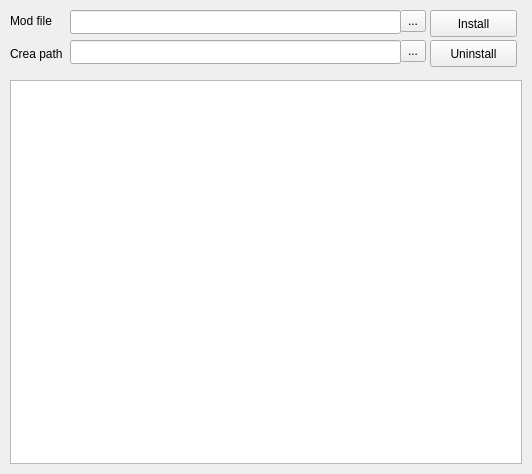
Qt form ui/main.ui (abduelhamit/Crea-Mod-Manager) before a commit.
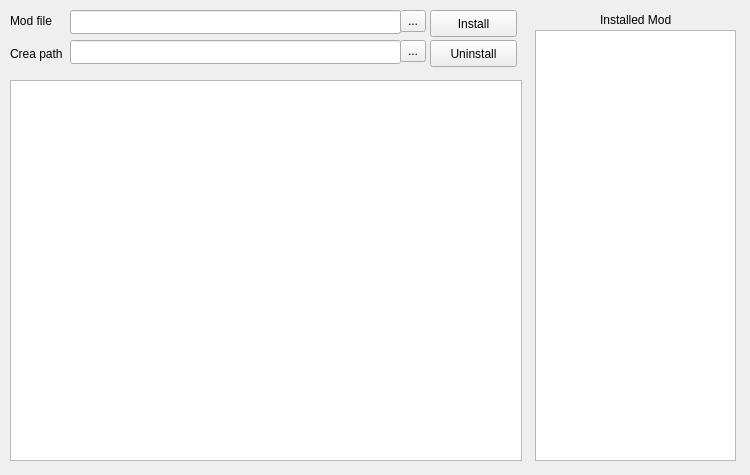
The same form after that commit. Custom widgets are drawn as their Qt base class.

Commit message: First attempt at an 'installed mods' list, complete with structural UI changes. The problem is that the ListView doesn't show the mod names even though they're clearly in the ListView's model.

What changed in the file:
```diff
--- a/ui/main.ui
+++ b/ui/main.ui
@@ -6,14 +6,38 @@
    <rect>
     <x>0</x>
     <y>0</y>
-    <width>532</width>
-    <height>474</height>
+    <width>750</width>
+    <height>475</height>
    </rect>
   </property>
+  <property name="sizePolicy">
+   <sizepolicy hsizetype="Preferred" vsizetype="Preferred">
+    <horstretch>0</horstretch>
+    <verstretch>0</verstretch>
+   </sizepolicy>
+  </property>
+  <property name="minimumSize">
+   <size>
+    <width>750</width>
+    <height>475</height>
+   </size>
+  </property>
+  <property name="maximumSize">
+   <size>
+    <width>750</width>
+    <height>475</height>
+   </size>
+  </property>
   <property name="windowTitle">
    <string>Crea Mod Manager</string>
   </property>
   <widget class="QWidget" name="centralWidget">
+   <property name="sizePolicy">
+    <sizepolicy hsizetype="Preferred" vsizetype="Preferred">
+     <horstretch>0</horstretch>
+     <verstretch>0</verstretch>
+    </sizepolicy>
+   </property>
    <widget class="QPushButton" name="installButton">
     <property name="geometry">
      <rect>
@@ -43,7 +67,7 @@
       <x>10</x>
       <y>80</y>
       <width>512</width>
-      <height>384</height>
+      <height>381</height>
      </rect>
     </property>
    </widget>
@@ -122,8 +146,44 @@
      <string>Uninstall</string>
     </property>
    </widget>
+   <widget class="QLabel" name="label_3">
+    <property name="geometry">
+     <rect>
+      <x>600</x>
+      <y>10</y>
+      <width>71</width>
+      <height>20</height>
+     </rect>
+    </property>
+    <property name="text">
+     <string>Installed Mods</string>
+    </property>
+   </widget>
+   <widget class="ModListView" name="installedMods">
+    <property name="geometry">
+     <rect>
+      <x>535</x>
+      <y>30</y>
+      <width>201</width>
+      <height>431</height>
+     </rect>
+    </property>
+    <property name="editTriggers">
+     <set>QAbstractItemView::NoEditTriggers</set>
+    </property>
+    <property name="layoutMode">
+     <enum>QListView::SinglePass</enum>
+    </property>
+   </widget>
   </widget>
  </widget>
+ <customwidgets>
+  <customwidget>
+   <class>ModListView</class>
+   <extends>QListView</extends>
+   <header>ModListView</header>
+  </customwidget>
+ </customwidgets>
  <resources/>
  <connections/>
 </ui>
```
The commit also changes 3 other files.
